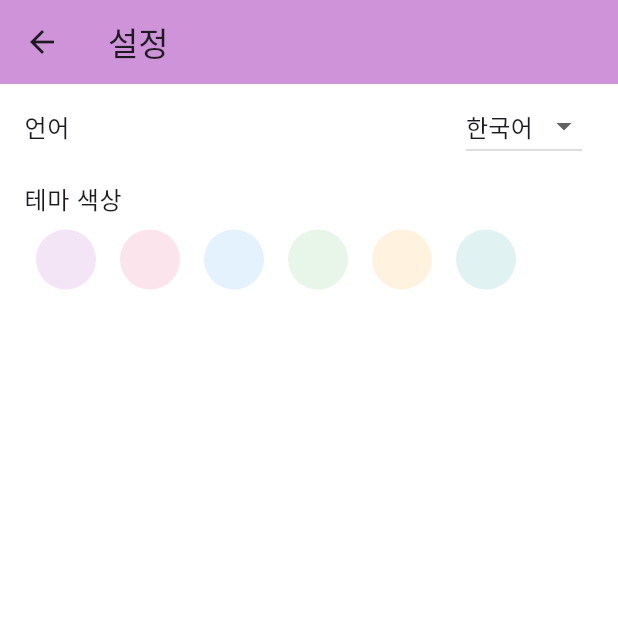
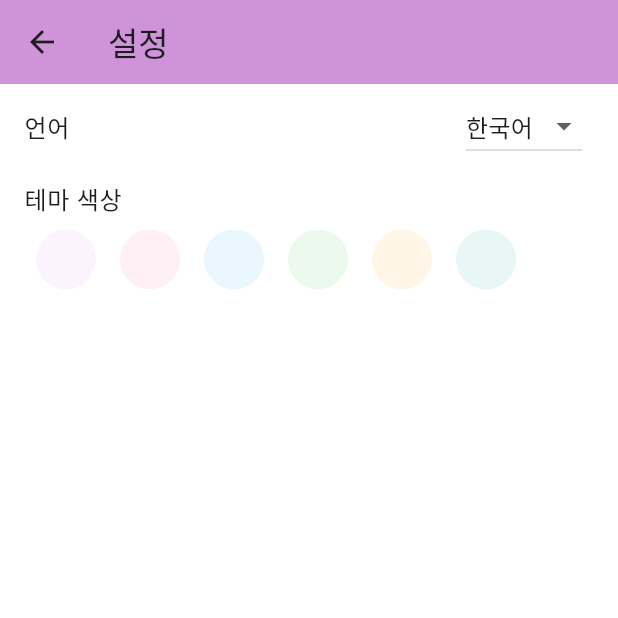
Before and after one commit to firststarhana/flutter-todo-app, a Flutter app: the screen it shows after launch, after a tap on the "settings" icon, on a phone screen of 412 x 824 dp, the top half of it. Run offline on Flutter 3.47's test engine with Material 3 defaults, Android fonts, the phone set to English and light mode, and no system bars; our stand-ins replace image_picker, shared_preferences.

```diff
--- a/lib/settings_screen.dart
+++ b/lib/settings_screen.dart
@@ -16,12 +16,12 @@ class SettingsScreen extends StatelessWidget {
   @override
   Widget build(BuildContext context) {
     final List<Color> themeColors = [
-      Colors.purple[50]!,
-      Colors.pink[50]!,
-      Colors.blue[50]!,
-      Colors.green[50]!,
-      Colors.orange[50]!,
-      Colors.teal[50]!,
+      Color.fromARGB(255, 251, 244, 255), // 연보라색
+      Color.fromARGB(255, 255, 240, 245), // 연분홍색
+      Color.fromARGB(255, 235, 247, 255), // 연한 파란색
+      Color.fromARGB(255, 236, 249, 237), // 연두색
+      Color.fromARGB(255, 255, 246, 232), // 연한 주황색
+      Color.fromARGB(255, 232, 247, 246), // 연한 청록색
     ];
 
     return Scaffold(
@@ -35,7 +35,8 @@ class SettingsScreen extends StatelessWidget {
             title: Text(AppLocalizations.getText('language', currentLanguage)),
             trailing: DropdownButton<String>(
               value: currentLanguage,
-              items: [
+              dropdownColor: Theme.of(context).primaryColor, // 드롭다운 메뉴 배경색 설정
+              items: const [
                 DropdownMenuItem(
                   value: 'ko',
                   child: Text('한국어'),
```
Also changed, not shown: lib/main.dart (+37 -5 lines).
